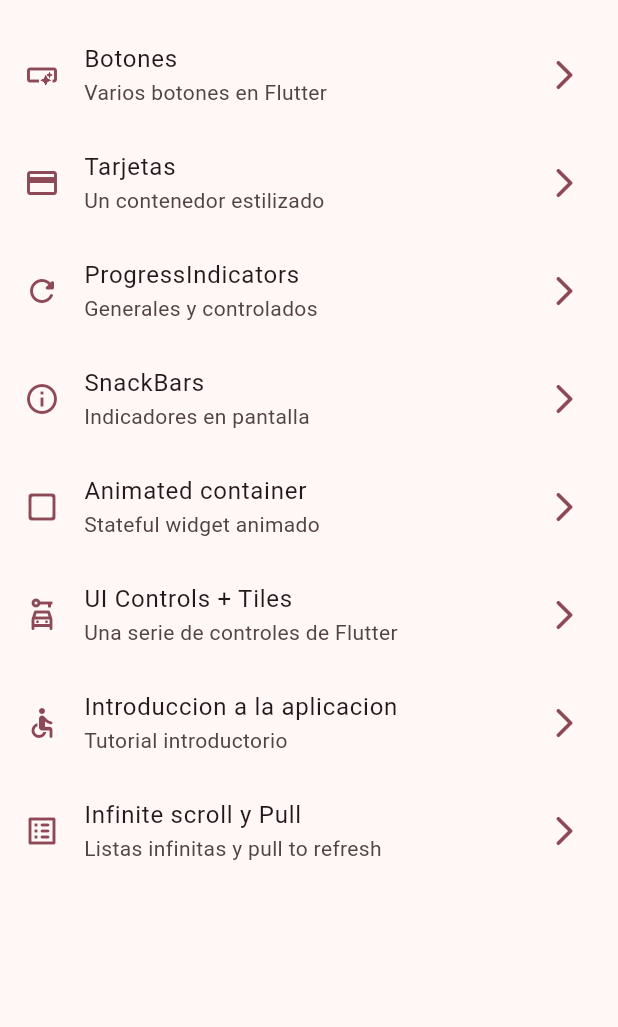
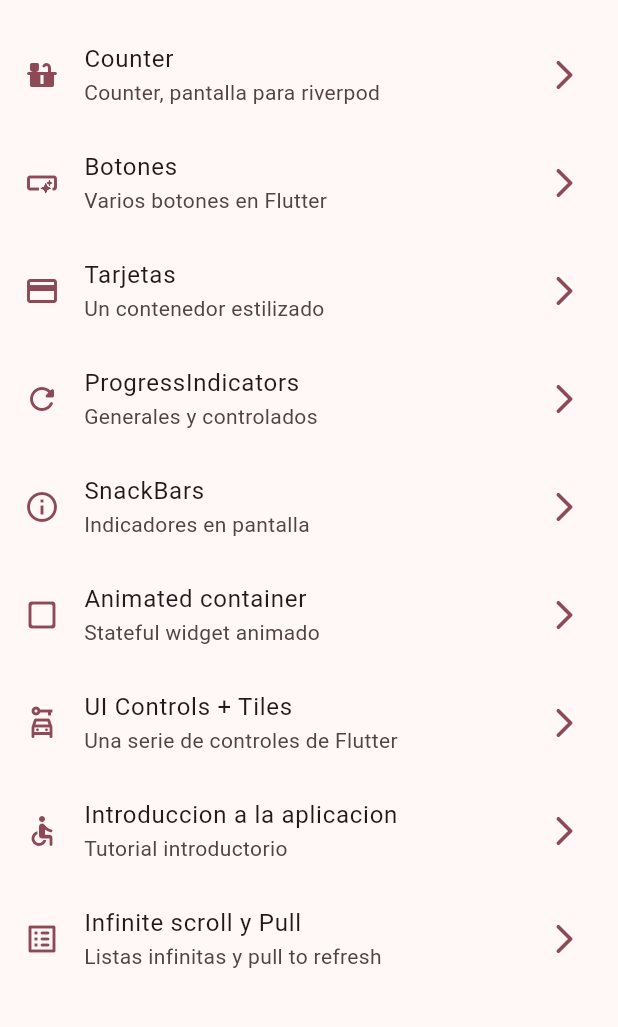
Before and after one commit to EmirMaya/widgets_app, a Flutter app: the screen it shows after launch, on a phone screen of 412 x 824 dp, the part 63-1090 px from its top. Run offline on Flutter 3.47's test engine with Material 3 defaults, Android fonts, the phone set to English and light mode, and no system bars; our stand-ins replace animate_do, flutter_riverpod, go_router.

Commit message:
Counter Provider / Riverpod

```diff
--- a/lib/config/menu/menu_items.dart
+++ b/lib/config/menu/menu_items.dart
@@ -14,6 +14,11 @@ class MenuItem {
 }
 
 const appMenuItems = <MenuItem>[
+  MenuItem(
+      title: 'Counter',
+      subTitle: 'Counter, pantalla para riverpod',
+      link: '/counter',
+      icon: Icons.countertops_rounded),
   MenuItem(
       title: 'Botones',
       subTitle: 'Varios botones en Flutter',
--- a/lib/config/router/app_router.dart
+++ b/lib/config/router/app_router.dart
@@ -50,5 +50,10 @@ final appRouter = GoRouter(
       name: InfiniteScrollScreen.name,
       builder: (context, state) => const InfiniteScrollScreen(),
     ),
+     GoRoute(
+      path: '/counter',
+      name: CounterScreen.name,
+      builder: (context, state) => const CounterScreen(),
+    ),
   ],
 );
--- /dev/null
+++ b/lib/presentation/providers/counter_provider.dart
@@ -0,0 +1,3 @@
+import 'package:flutter_riverpod/flutter_riverpod.dart';
+
+final counterProvider = StateProvider((ref) => 5); // provedor de estado
--- a/lib/presentation/screens/home/home_screen.dart
+++ b/lib/presentation/screens/home/home_screen.dart
@@ -1,7 +1,6 @@
 import 'package:flutter/material.dart';
 import 'package:go_router/go_router.dart';
 import 'package:widgets_app/config/menu/menu_items.dart';
-import 'package:widgets_app/presentation/screens/cards/cards_screen.dart';
 import 'package:widgets_app/presentation/widgets/side_menu.dart';
 
 class HomeScreen extends StatelessWidget {
@@ -11,12 +10,14 @@ class HomeScreen extends StatelessWidget {
 
   @override
   Widget build(BuildContext context) {
+    final scaffoldKey = GlobalKey<ScaffoldState>();
     return Scaffold(
+      key: scaffoldKey,
       appBar: AppBar(
         title: const Text('Home Screen - Widgets'),
       ),
       body: const _HomeView(),
-      drawer: const SideMenu(),
+      drawer: SideMenu(scaffoldKey: scaffoldKey,),
     );
   }
 }
--- a/lib/presentation/screens/screens.dart
+++ b/lib/presentation/screens/screens.dart
@@ -9,3 +9,4 @@ export 'package:widgets_app/presentation/screens/infinite_scroll/infinite_scroll
 export 'package:widgets_app/presentation/screens/progress/progress_screen.dart';
 export 'package:widgets_app/presentation/screens/snackbar/snackbar_screen.dart';
 export 'package:widgets_app/presentation/screens/ui_controls/ui_controls_screen.dart';
+export 'package:widgets_app/presentation/screens/counter/counter_screen.dart';
--- a/pubspec.yaml
+++ b/pubspec.yaml
@@ -10,6 +10,7 @@ dependencies:
   animate_do: ^3.3.4
   flutter:
     sdk: flutter
+  flutter_riverpod: ^2.6.1
   go_router: ^14.6.2
 
 dev_dependencies:
```
Also changed, not shown: lib/main.dart (+3 -4 lines), lib/presentation/screens/counter/counter_screen.dart (added, +31 -0 lines), lib/presentation/widgets/side_menu.dart (+10 -2 lines), pubspec.lock.
